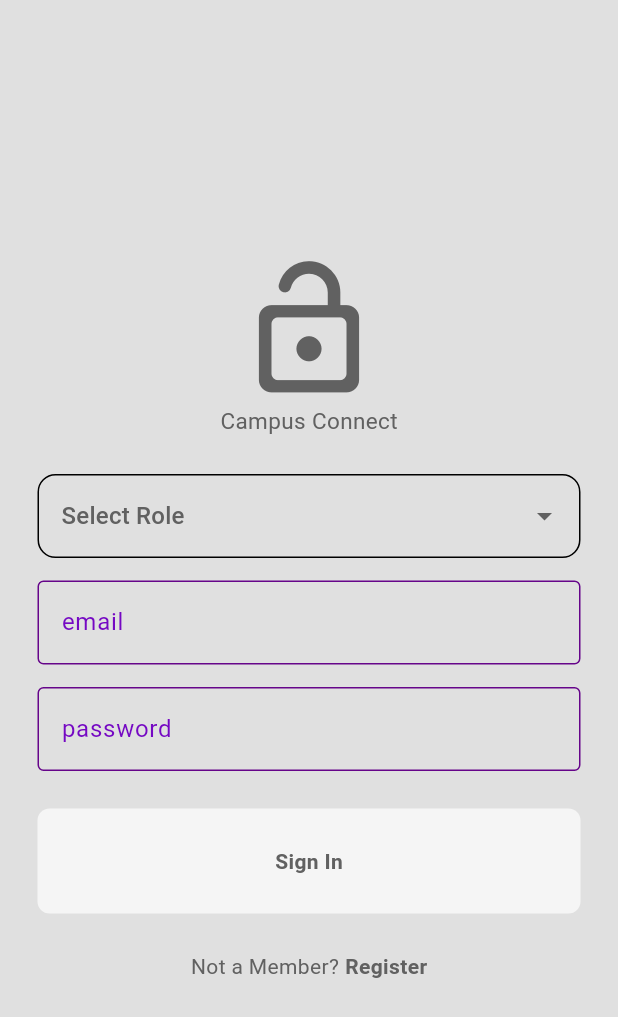
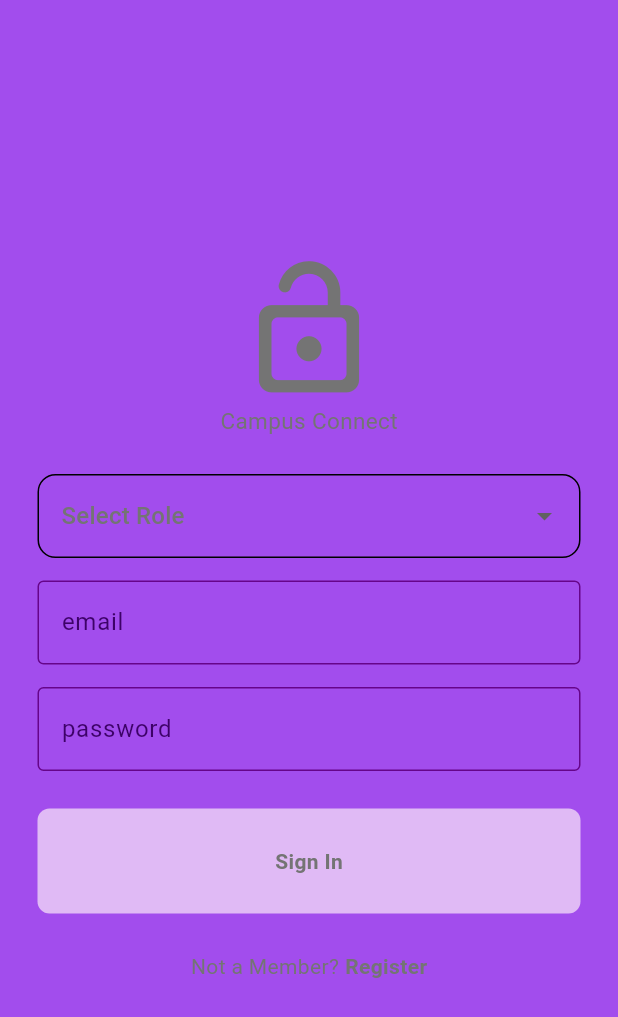
Before and after one commit to sadhav16/Dbms-Mini-Project, a Flutter app: the screen it shows after launch, on a phone screen of 412 x 824 dp. Shown: the top 1017 px of the screen. Run offline on Flutter 3.47's test engine with Material 3 defaults, Android fonts, the light colour scheme and no system bars; our stand-ins replace google_nav_bar.

Commit message:
changes to color

```diff
--- a/ccnewone/lib/themes/light_mode.dart
+++ b/ccnewone/lib/themes/light_mode.dart
@@ -1,10 +1,10 @@
 import 'package:flutter/material.dart';
 
 ThemeData lightMode = ThemeData(
-  colorScheme: ColorScheme.light(
-      surface: Colors.grey.shade300,
-      primary: const Color.fromARGB(255, 117, 8, 195),
-      secondary: Colors.grey.shade100,
-      tertiary: const Color.fromARGB(255, 102, 5, 138),
-      inversePrimary: Colors.grey.shade700),
+  colorScheme: const ColorScheme.light(
+      surface: Color.fromARGB(255, 162, 77, 237),
+      primary: Color.fromARGB(255, 61, 2, 104),
+      secondary: Color.fromARGB(255, 224, 186, 245),
+      tertiary: Color.fromARGB(255, 102, 5, 138),
+      inversePrimary: Color.fromARGB(255, 116, 116, 116)),
 );
```
